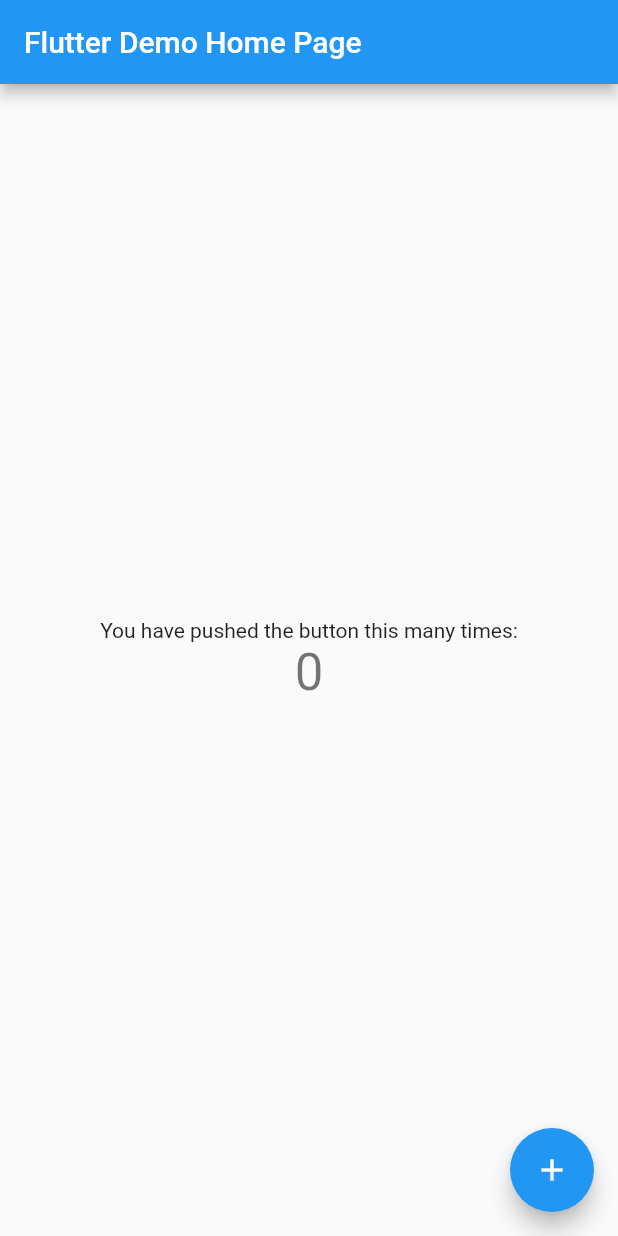
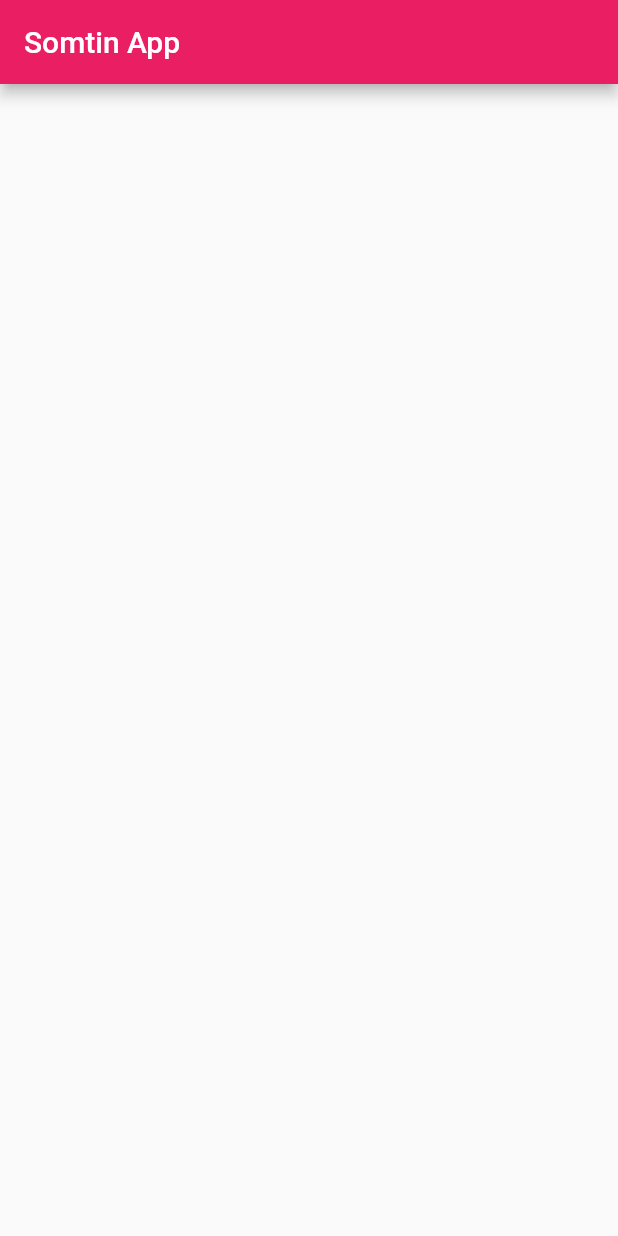
Before and after one commit to Setsofia-lab/somtin_app, a Flutter app: the screen it shows after launch, on a phone screen of 412 x 824 dp. Run offline on Flutter 3.47's test engine with Material 2 defaults, Android fonts, the phone set to English and light mode, and no system bars.

Commit message:
created homepage comtainer

```diff
--- a/lib/main.dart
+++ b/lib/main.dart
@@ -1,115 +1,6 @@
 import 'package:flutter/material.dart';
+import 'package:somtin_app/my_app.dart';
 
 void main() {
   runApp(const MyApp());
 }
-
-class MyApp extends StatelessWidget {
-  const MyApp({Key? key}) : super(key: key);
-
-  // This widget is the root of your application.
-  @override
-  Widget build(BuildContext context) {
-    return MaterialApp(
-      title: 'Flutter Demo',
-      theme: ThemeData(
-        // This is the theme of your application.
-        //
-        // Try running your application with "flutter run". You'll see the
-        // application has a blue toolbar. Then, without quitting the app, try
-        // changing the primarySwatch below to Colors.green and then invoke
-        // "hot reload" (press "r" in the console where you ran "flutter run",
-        // or simply save your changes to "hot reload" in a Flutter IDE).
-        // Notice that the counter didn't reset back to zero; the application
-        // is not restarted.
-        primarySwatch: Colors.blue,
-      ),
-      home: const MyHomePage(title: 'Flutter Demo Home Page'),
-    );
-  }
-}
-
-class MyHomePage extends StatefulWidget {
-  const MyHomePage({Key? key, required this.title}) : super(key: key);
-
-  // This widget is the home page of your application. It is stateful, meaning
-  // that it has a State object (defined below) that contains fields that affect
-  // how it looks.
-
-  // This class is the configuration for the state. It holds the values (in this
-  // case the title) provided by the parent (in this case the App widget) and
-  // used by the build method of the State. Fields in a Widget subclass are
-  // always marked "final".
-
-  final String title;
-
-  @override
-  State<MyHomePage> createState() => _MyHomePageState();
-}
-
-class _MyHomePageState extends State<MyHomePage> {
-  int _counter = 0;
-
-  void _incrementCounter() {
-    setState(() {
-      // This call to setState tells the Flutter framework that something has
-      // changed in this State, which causes it to rerun the build method below
-      // so that the display can reflect the updated values. If we changed
-      // _counter without calling setState(), then the build method would not be
-      // called again, and so nothing would appear to happen.
-      _counter++;
-    });
-  }
-
-  @override
-  Widget build(BuildContext context) {
-    // This method is rerun every time setState is called, for instance as done
-    // by the _incrementCounter method above.
-    //
-    // The Flutter framework has been optimized to make rerunning build methods
-    // fast, so that you can just rebuild anything that needs updating rather
-    // than having to individually change instances of widgets.
-    return Scaffold(
-      appBar: AppBar(
-        // Here we take the value from the MyHomePage object that was created by
-        // the App.build method, and use it to set our appbar title.
-        title: Text(widget.title),
-      ),
-      body: Center(
-        // Center is a layout widget. It takes a single child and positions it
-        // in the middle of the parent.
-        child: Column(
-          // Column is also a layout widget. It takes a list of children and
-          // arranges them vertically. By default, it sizes itself to fit its
-          // children horizontally, and tries to be as tall as its parent.
-          //
-          // Invoke "debug painting" (press "p" in the console, choose the
-          // "Toggle Debug Paint" action from the Flutter Inspector in Android
-          // Studio, or the "Toggle Debug Paint" command in Visual Studio Code)
-          // to see the wireframe for each widget.
-          //
-          // Column has various properties to control how it sizes itself and
-          // how it positions its children. Here we use mainAxisAlignment to
-          // center the children vertically; the main axis here is the vertical
-          // axis because Columns are vertical (the cross axis would be
-          // horizontal).
-          mainAxisAlignment: MainAxisAlignment.center,
-          children: <Widget>[
-            const Text(
-              'You have pushed the button this many times:',
-            ),
-            Text(
-              '$_counter',
-              style: Theme.of(context).textTheme.headline4,
-            ),
-          ],
-        ),
-      ),
-      floatingActionButton: FloatingActionButton(
-        onPressed: _incrementCounter,
-        tooltip: 'Increment',
-        child: const Icon(Icons.add),
-      ), // This trailing comma makes auto-formatting nicer for build methods.
-    );
-  }
-}
--- /dev/null
+++ b/lib/my_app.dart
@@ -0,0 +1,27 @@
+import 'package:flutter/material.dart';
+import 'package:somtin_app/my_homepage.dart';
+
+class MyApp extends StatelessWidget {
+  const MyApp({Key? key}) : super(key: key);
+
+  // This widget is the root of your application.
+  @override
+  Widget build(BuildContext context) {
+    return MaterialApp(
+      title: 'Somtin App',
+      theme: ThemeData(
+        // This is the theme of your application.
+        //
+        // Try running your application with "flutter run". You'll see the
+        // application has a blue toolbar. Then, without quitting the app, try
+        // changing the primarySwatch below to Colors.green and then invoke
+        // "hot reload" (press "r" in the console where you ran "flutter run",
+        // or simply save your changes to "hot reload" in a Flutter IDE).
+        // Notice that the counter didn't reset back to zero; the application
+        // is not restarted.
+        primarySwatch: Colors.blue,
+      ),
+      home: const MyHomePage(title: "Somtin App",),
+    );
+  }
+}
--- /dev/null
+++ b/lib/my_homepage.dart
@@ -0,0 +1,32 @@
+import 'package:flutter/material.dart';
+
+
+
+class MyHomePage extends StatefulWidget {
+  const MyHomePage({Key? key, required this.title}) : super(key: key);
+
+
+  final String title;
+
+  @override
+  State<MyHomePage> createState() => _MyHomePageState();
+}
+
+class _MyHomePageState extends State<MyHomePage> {
+
+
+  @override
+  Widget build(BuildContext context) {
+
+    return Scaffold(
+      appBar: AppBar(
+        backgroundColor: Colors.pink,
+        title: Text('Somtin App',
+        textAlign: TextAlign.center,),
+      ),
+      body: Container(
+
+
+     ), );
+  }
+}
```
